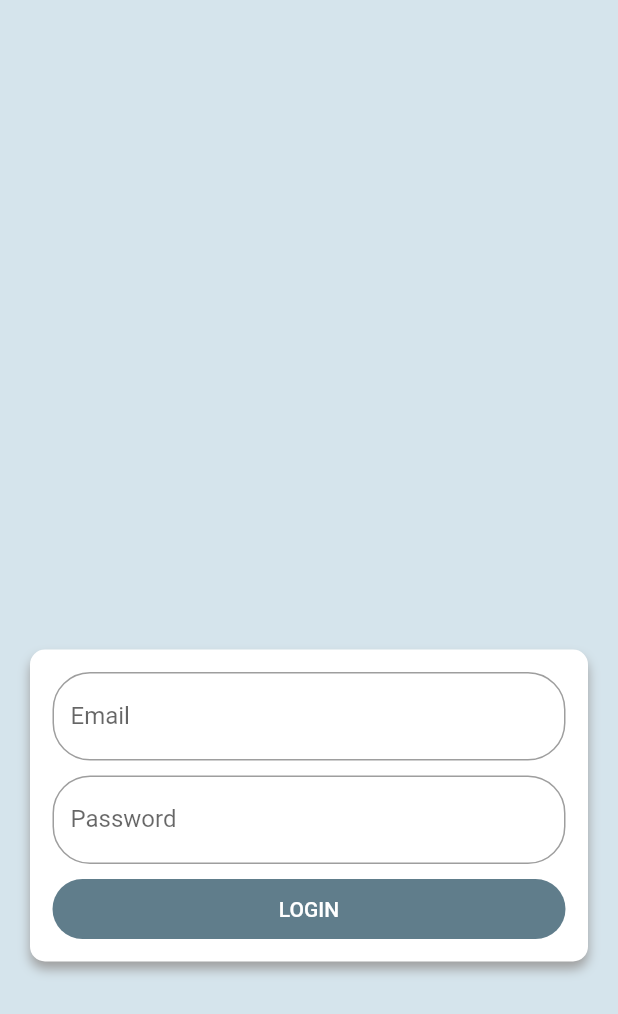
After one commit to naseerx/Facebook-Login, a Flutter app: the HomeScreen screen opened directly, after a tap on "LoginScreen", on a phone screen of 412 x 824 dp. The commit adds this screen. Shown: the top 1014 px of the screen. Run offline on Flutter 3.47's test engine with Material 2 defaults, Android fonts, the phone set to English and light mode, and no system bars; our stand-ins replace firebase_core, google_mobile_ads, hexcolor, rive; missing offline and left inert: flutter_facebook_auth; accounts and stored records are empty; statements that could not run were skipped.

Commit message:
ads working

```diff
--- a/lib/home.dart
+++ b/lib/home.dart
@@ -6,6 +6,7 @@ import 'package:google_mobile_ads/google_mobile_ads.dart';
 
 import 'ads/ads.dart';
 import 'get_api.dart';
+import 'login/login.dart';
 
 class HomeScreen extends StatefulWidget {
   const HomeScreen({Key? key}) : super(key: key);
@@ -76,6 +77,12 @@ class _HomeScreenState extends State<HomeScreen> {
                   child: const Text('MAAZ API')),
               ElevatedButton(
                   onPressed: () {
+                    Navigator.of(context).push(
+                        MaterialPageRoute(builder: (context) => const LoginScreen()));
+                  },
+                  child: const Text('LoginScreen')),
+              ElevatedButton(
+                  onPressed: () {
                     Navigator.of(context).push(MaterialPageRoute(
                         builder: (context) => const MyStatefulWidget()));
                   },
--- /dev/null
+++ b/lib/login/enum.dart
@@ -0,0 +1,10 @@
+enum AnimationEnum
+{
+  idle,
+  hands_up,
+  hands_down,
+  fail,
+  success,
+  Look_down_right,
+  Look_down_left,
+}
--- /dev/null
+++ b/lib/login/login.dart
@@ -0,0 +1,259 @@
+
+import 'package:flutter/material.dart';
+import 'package:flutter/services.dart';
+import 'package:hexcolor/hexcolor.dart';
+import 'package:rive/rive.dart';
+
+import 'components.dart';
+import 'enum.dart';
+
+class LoginScreen extends StatefulWidget {
+  const LoginScreen({Key? key}) : super(key: key);
+
+
+
+  @override
+  _LoginScreenState createState() => _LoginScreenState();
+}
+
+class _LoginScreenState extends State<LoginScreen> {
+  Artboard? riveArtBoard;
+  late RiveAnimationController controllerIdle;
+  late RiveAnimationController controllerHandsUp;
+  late RiveAnimationController controllerHandsDown;
+  late RiveAnimationController controllerFail;
+  late RiveAnimationController controllerSuccess;
+  late RiveAnimationController controllerLookDownRight;
+  late RiveAnimationController controllerLookDownLeft;
+  bool isLookingLeft = false;
+  bool isLookingRight = false;
+  final passwordFocusNode = FocusNode();
+  var testEmail = "naseer@gmail.com";
+  var testPassword = "123123";
+
+  var formKey = GlobalKey<FormState>();
+  bool  isPassword = true;
+
+  void removeAllControllers()
+  {
+    riveArtBoard?.artboard.removeController(controllerIdle);
+    riveArtBoard?.artboard.removeController(controllerHandsUp);
+    riveArtBoard?.artboard.removeController(controllerHandsDown);
+    riveArtBoard?.artboard.removeController(controllerFail);
+    riveArtBoard?.artboard.removeController(controllerSuccess);
+    riveArtBoard?.artboard.removeController(controllerLookDownRight);
+    riveArtBoard?.artboard.removeController(controllerLookDownLeft);
+    isLookingLeft = false;
+    isLookingRight = false;
+  }
+  void addIdleController()
+  {
+    removeAllControllers();
+    riveArtBoard?.artboard.addController(controllerIdle);
+    debugPrint("idlee");
+  }
+  void addHandUpController()
+  {
+    removeAllControllers();
+    riveArtBoard?.artboard.addController(controllerHandsUp);
+    debugPrint("Hand up");
+  }
+  void addHandDownController()
+  {
+    removeAllControllers();
+    riveArtBoard?.artboard.addController(controllerHandsDown);
+    debugPrint("Hand down");
+  }
+  void addFailController()
+  {
+    removeAllControllers();
+    riveArtBoard?.artboard.addController(controllerFail);
+    debugPrint("faiillll");
+  }
+  void addSuccessController()
+  {
+    removeAllControllers();
+    riveArtBoard?.artboard.addController(controllerSuccess);
+    debugPrint("Success");
+  }
+  void addLookDownRightController()
+  {
+    removeAllControllers();
+    isLookingRight= true;
+    riveArtBoard?.artboard.addController(controllerLookDownRight);
+    debugPrint("look right");
+  }
+  void addLookDownLeftController()
+  {
+    removeAllControllers();
+    isLookingLeft = true;
+    riveArtBoard?.artboard.addController(controllerLookDownLeft);
+    debugPrint("look left");
+  }
+  void checkForPasswordFocusNodeToChangeAnimationState()
+  {
+    passwordFocusNode.addListener(()
+    {
+      if (passwordFocusNode.hasFocus)
+      {
+        addHandUpController();
+      }
+      else if (!passwordFocusNode.hasFocus)
+      {
+        addHandDownController();
+      }
+
+    });
+  }
+
+
+  @override
+  void initState() {
+    super.initState();
+    controllerIdle = SimpleAnimation(AnimationEnum.idle.name);
+    controllerHandsUp = SimpleAnimation(AnimationEnum.hands_up.name);
+    controllerHandsDown = SimpleAnimation(AnimationEnum.hands_down.name);
+    controllerFail = SimpleAnimation(AnimationEnum.fail.name);
+    controllerSuccess = SimpleAnimation(AnimationEnum.success.name);
+    controllerLookDownRight = SimpleAnimation(AnimationEnum.Look_down_right.name);
+    controllerLookDownLeft = SimpleAnimation(AnimationEnum.Look_down_left.name);
+
+
+    rootBundle.load('assets/bear.riv').then((data)
+    {
+
+      final file = RiveFile.import(data);
+
+      final artboard = file.mainArtboard;
+      artboard.addController(controllerIdle);
+      setState(() {
+        riveArtBoard = artboard;
+      });
+    });
+    checkForPasswordFocusNodeToChangeAnimationState();
+  }
+  void validateEmailAndPassword()
+  {
+    Future.delayed(const Duration(seconds: 1), (){
+
+      if(formKey.currentState!.validate())
+      {
+        addSuccessController();
+      } else
+      {
+        addFailController();
+      }
+    });
+  }
+  @override
+  Widget build(BuildContext context) {
+    return Scaffold(
+
+      backgroundColor: HexColor('#d5e4ec'),
+
+      body: Padding(
+        padding: const EdgeInsets.all(20.0),
+        child: Center(
+          child: SingleChildScrollView(
+            child: Form(
+              key: formKey,
+              child: Column(
+                crossAxisAlignment: CrossAxisAlignment.start,
+                children: [
+                  SizedBox(
+                      height: 250,
+                      width: double.infinity,
+                      child:
+                      riveArtBoard == null ? SizedBox.shrink() :
+                      Rive(artboard: riveArtBoard!)),
+
+                  Container(
+
+                    decoration: BoxDecoration(
+                      boxShadow: const [
+                        BoxShadow(
+                          color: Colors.grey,
+                          offset: Offset(0.0, 5.0), //(x,y)
+                          blurRadius: 6.0,
+                        ),
+                      ],
+                      color: Colors.white,
+                      borderRadius: BorderRadius.circular(10.0),
+                    ),
+                    child: Padding(
+                      padding: const EdgeInsets.all(15.0),
+                      child: Column(
+                        children: [
+                          TextFormField(
+                            decoration: InputDecoration(
+                              labelText: 'Email',
+                              border: OutlineInputBorder(
+                                borderRadius: BorderRadius.circular(25.0),
+                              ),
+                            ),
+
+
+                            validator: (value) => value != testEmail ? "wrong Email" : null,
+                            onChanged: (value)
+                            {
+                              if (value.isNotEmpty && value.length < 10 && !isLookingLeft )
+                              {
+                                addLookDownLeftController();
+                              }else if (value.isNotEmpty && value.length > 10 && !isLookingRight)
+                              {
+                                addLookDownRightController();
+                              }
+                            },
+                          ),
+                          const SizedBox(
+                            height: 10.0,
+                          ),
+                          TextFormField(
+                            obscureText: true,
+                            decoration: InputDecoration(
+                              labelText: 'Password',
+                              border: OutlineInputBorder(
+                                borderRadius: BorderRadius.circular(25.0),
+                              ),
+                            ),
+                            focusNode: passwordFocusNode,
+
+
+                            validator: (value) => value != testPassword ? "wrong password" : null,
+
+
+                          ),
+
+
+
+                          const SizedBox(
+                            height: 10.0,
+                          ),
+                          defaultButton(
+                            text: 'login' ,
+
+                            function: (){
+                              passwordFocusNode.unfocus();
+                              validateEmailAndPassword();
+
+                            },
+                          ),
+                        ],
+                      ),
+                    ),
+                  ),
+
+
+
+
+                ],
+              ),
+            ),
+          ),
+        ),
+
+      ),
+
+    );
+  }
+}
```
Also changed, not shown: lib/login/components.dart (added, +239 -0 lines), pubspec.yaml (+16 -13 lines), assets/fonts/icons.ttf (added), assets/fonts/jannah.ttf (added), pubspec.lock, 1 other file.
